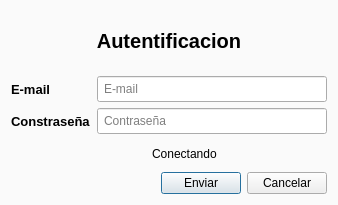
Before: the Qt Designer form GUI/login.ui in firenessmax/bte001, drawn with Qt 5.
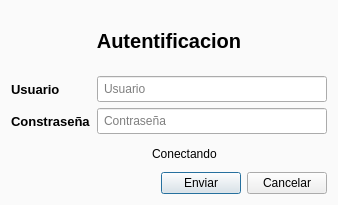
After: the same form once the commit is applied. Icons and pictures are not drawn.

Patch:
```diff
--- a/GUI/login.ui
+++ b/GUI/login.ui
@@ -123,7 +123,7 @@
           </font>
          </property>
          <property name="text">
-          <string>E-mail</string>
+          <string>Usuario</string>
          </property>
         </widget>
        </item>
@@ -139,7 +139,7 @@
           <bool>false</bool>
          </property>
          <property name="placeholderText">
-          <string>E-mail</string>
+          <string>Usuario</string>
          </property>
         </widget>
        </item>
```
